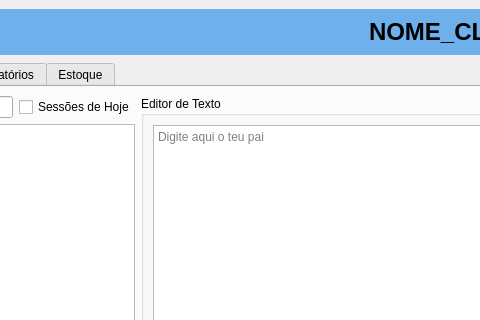
The window that clinica_cpp/mainwindow.ui (juander/Projeto_CPP) describes before a commit, drawn with Qt 5; both pictures show x 598 to 1078 and y 0 to 320 of the 1280 by 720 pixel window.
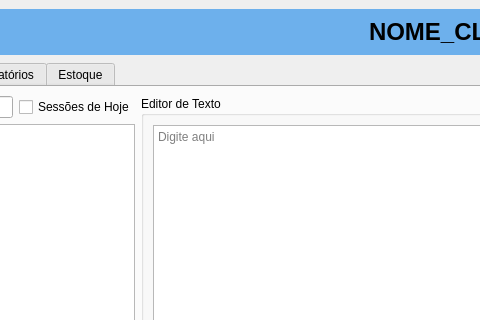
The same window after the commit. The open tabs and pages were chosen to show the change. Icons and pictures are not drawn.

What changed in the file:
```diff
--- a/clinica_cpp/mainwindow.ui
+++ b/clinica_cpp/mainwindow.ui
@@ -2779,7 +2779,7 @@
                         <string/>
                        </property>
                        <property name="placeholderText">
-                        <string>Digite aqui o teu pai</string>
+                        <string>Digite aqui</string>
                        </property>
                       </widget>
                      </item>
```
Left out of the diff: 2 changed lines with no effect on the pictures.
